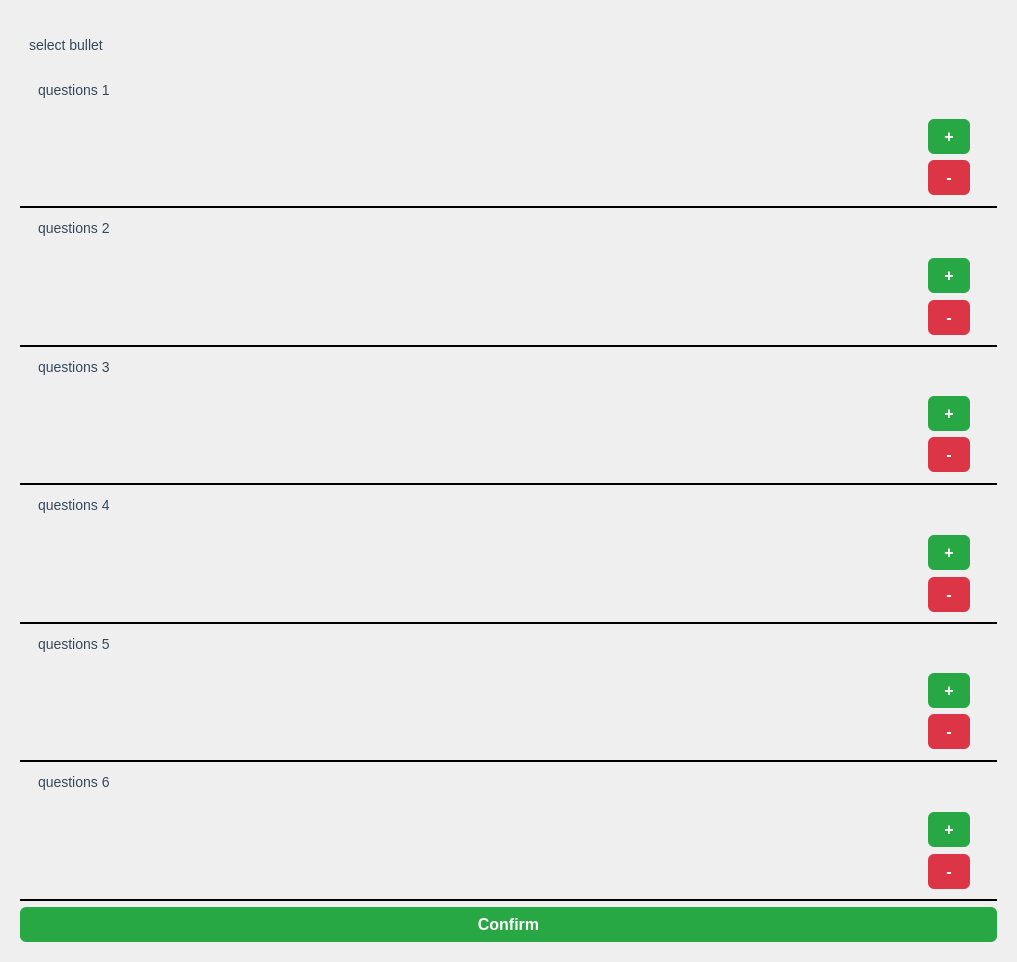
First picture: the form in Uis/select_bullets_ui.ui, repository AsciiNomads/maxdiff, before the edit.
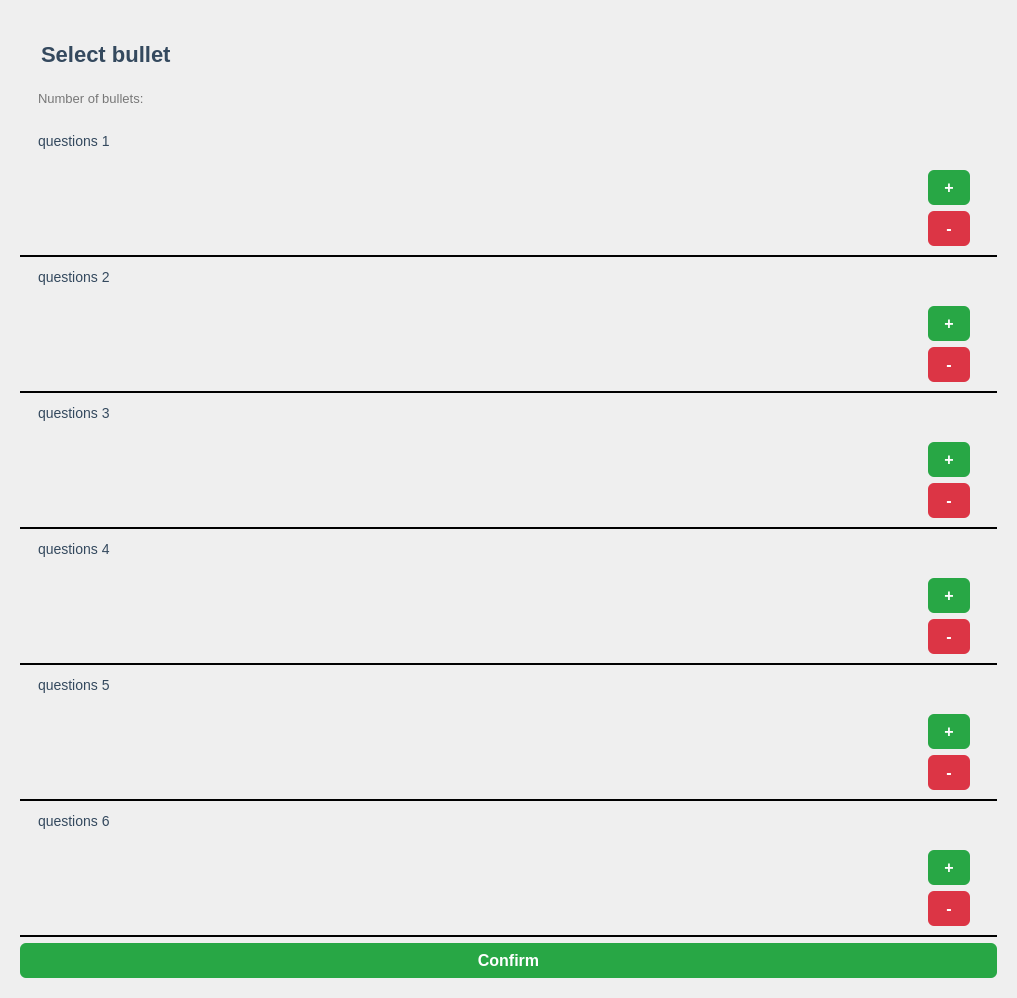
Second picture: the form after the edit.

Commit message: add count number of bullets in select widget

```diff
--- a/Uis/select_bullets_ui.ui
+++ b/Uis/select_bullets_ui.ui
@@ -76,6 +76,13 @@
     /* background-color: #FFFFFF; /* White background for a clean look */
 	background-color: None; 
 }
+QLabel#bullet_num {
+    font-size: 13px;
+	color: #777;
+}
+QLabel#instruciton {
+    font-size: 22px;
+}
 
 QLabel#title {
     font-size: 18px;
@@ -241,6 +248,15 @@
      </property>
      <layout class="QVBoxLayout" name="verticalLayout_33">
       <item>
+       <widget class="QFrame" name="frame_2">
+        <property name="frameShape">
+         <enum>QFrame::Shape::StyledPanel</enum>
+        </property>
+        <property name="frameShadow">
+         <enum>QFrame::Shadow::Raised</enum>
+        </property>
+        <layout class="QVBoxLayout" name="verticalLayout_3">
+         <item>
        <widget class="QLabel" name="instruciton">
         <property name="sizePolicy">
          <sizepolicy hsizetype="Preferred" vsizetype="Maximum">
@@ -260,9 +276,32 @@
           <height>100</height>
          </size>
         </property>
+           <property name="font">
+            <font>
+             <pointsize>-1</pointsize>
+             <bold>true</bold>
+            </font>
+           </property>
         <property name="text">
-         <string>select bullet</string>
-        </property>
+            <string>Select bullet</string>
+           </property>
+          </widget>
+         </item>
+         <item>
+          <widget class="QLabel" name="bullet_num">
+           <property name="font">
+            <font>
+             <pointsize>-1</pointsize>
+             <italic>false</italic>
+             <bold>false</bold>
+            </font>
+           </property>
+           <property name="text">
+            <string>Number of bullets: </string>
+           </property>
+          </widget>
+         </item>
+        </layout>
        </widget>
       </item>
       <item>
```
Lines whose indentation alone changed are shown as unchanged. The commit also changes 3 other files.
